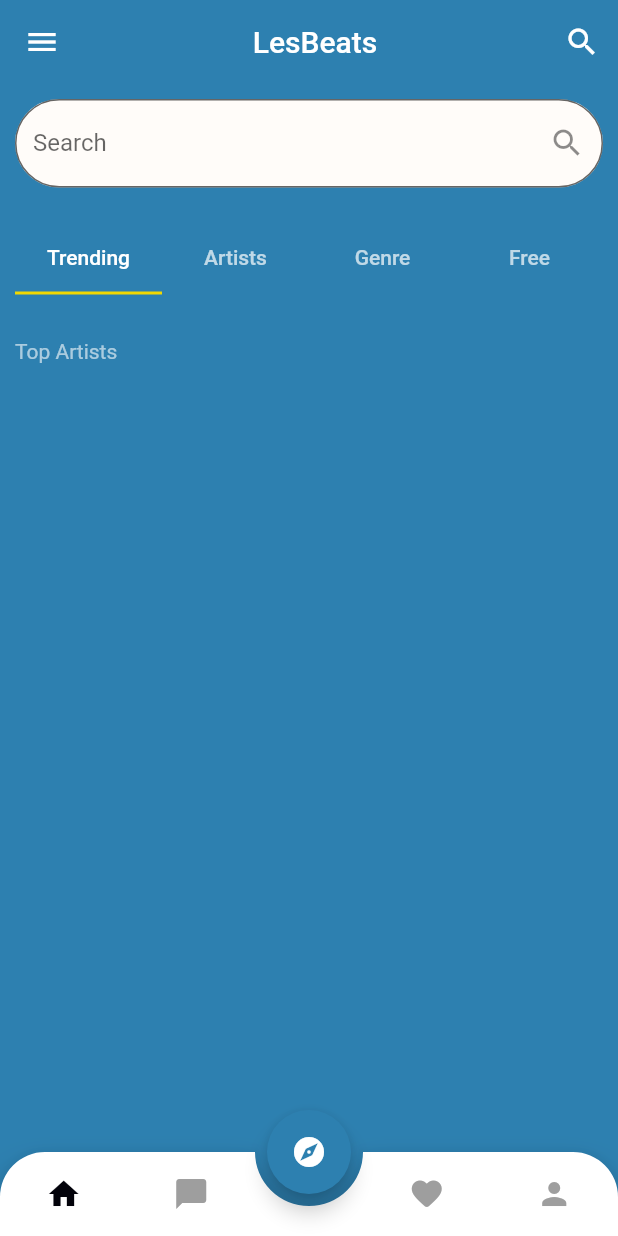
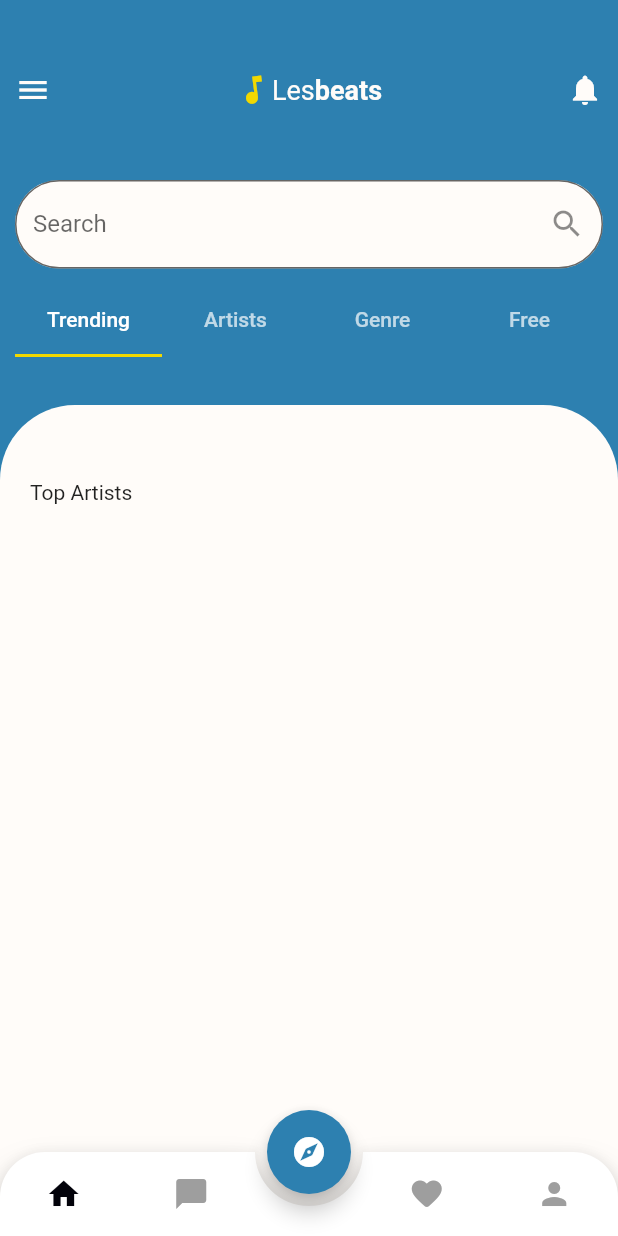
Before and after one commit to KNkoe/lesbeats-app, a Flutter app: the screen it shows after launch, on a phone screen of 412 x 824 dp. Run offline on Flutter 3.47's test engine with Material 2 defaults, Android fonts, the phone set to English and light mode, and no system bars; drawn by our look-alikes of animated_bottom_navigation_bar; our stand-ins replace google_fonts; Roboto replaces fonts that are missing (Jura).

Commit message:
dashboard UI

```diff
--- a/lesbeats/lib/screens/home/home.dart
+++ b/lesbeats/lib/screens/home/home.dart
@@ -33,27 +33,21 @@ class _MyHomePageState extends State<MyHomePage> {
   @override
   Widget build(BuildContext context) {
     return Scaffold(
-      backgroundColor: Theme.of(context).primaryColor,
-      appBar: AppBar(
-        elevation: 0,
-        backgroundColor: Colors.transparent,
-        centerTitle: true,
-        title: Row(
-          mainAxisAlignment: MainAxisAlignment.center,
-          children: const [
-            Text(
-              "Les",
-              style: TextStyle(),
-            ),
-            Text(
-              "Beats",
-              style: TextStyle(),
-            ),
-          ],
-        ),
-        actions: [IconButton(onPressed: () {}, icon: const Icon(Icons.search))],
-      ),
+      backgroundColor: Theme.of(context).backgroundColor,
       body: AnimatedSwitcher(
+          transitionBuilder: (child, animation) {
+            const begin = Offset(1.0, 0.0);
+            const end = Offset.zero;
+            const curve = Curves.ease;
+
+            var tween =
+                Tween(begin: begin, end: end).chain(CurveTween(curve: curve));
+
+            return SlideTransition(
+              position: animation.drive(tween),
+              child: child,
+            );
+          },
           duration: const Duration(seconds: 1),
           child: destination(selectedIndex)),
       floatingActionButton: FloatingActionButton(
--- a/lesbeats/lib/screens/home/widgets/dashboard/dashboard.dart
+++ b/lesbeats/lib/screens/home/widgets/dashboard/dashboard.dart
@@ -1,6 +1,6 @@
 import 'package:flutter/material.dart';
+import 'package:google_fonts/google_fonts.dart';
 import 'package:lesbeats/screens/home/widgets/dashboard/trending.dart';
-import 'package:lesbeats/widgets/responsive.dart';
 import 'package:lesbeats/widgets/theme.dart';
 
 class MyDashBoard extends StatefulWidget {
@@ -30,12 +30,60 @@ class _MyDashBoardState extends State<MyDashBoard> {
 
   @override
   Widget build(BuildContext context) {
-    return Container(
-      padding: const EdgeInsets.fromLTRB(10, 10, 10, 10),
+    return Stack(
+      children: [
+        Container(
+          decoration: BoxDecoration(color: Theme.of(context).primaryColor),
+          padding: const EdgeInsets.all(10),
           child: Column(
             children: [
+              Container(
+                padding: const EdgeInsets.only(top: 20),
+                height: 80,
+                child: Row(
+                  mainAxisAlignment: MainAxisAlignment.spaceBetween,
+                  children: [
+                    Icon(
+                      Icons.menu,
+                      color: Theme.of(context).backgroundColor,
+                    ),
+                    Row(
+                      children: [
+                        Transform.rotate(
+                            angle: 25,
+                            child: const Icon(
+                              Icons.music_note,
+                              color: yellow,
+                            )),
+                        Text(
+                          "Les",
+                          style: TextStyle(
+                              fontSize: 18,
+                              fontFamily: GoogleFonts.jura().fontFamily,
+                              color: Theme.of(context).backgroundColor),
+                        ),
+                        Text(
+                          "beats",
+                          style: TextStyle(
+                              fontWeight: FontWeight.w700,
+                              fontSize: 18,
+                              fontFamily: GoogleFonts.jura().fontFamily,
+                              color: Theme.of(context).backgroundColor),
+                        ),
+                      ],
+                    ),
+                    Icon(
+                      Icons.notifications,
+                      color: Theme.of(context).backgroundColor,
+                    )
+                  ],
+                ),
+              ),
+              const SizedBox(
+                height: 30,
+              ),
               SizedBox(
-            height: screenSize(context).height * 0.1,
+                height: 70,
                 child: TextField(
                   decoration: InputDecoration(
                       label: const Text("Search"),
@@ -68,9 +116,35 @@ class _MyDashBoardState extends State<MyDashBoard> {
                       )
                     ]),
               ),
-          selectedTab(selectedIndex)
             ],
           ),
+        ),
+        Column(
+          children: [
+            const SizedBox(
+              height: 230,
+            ),
+            Expanded(
+              child: Container(
+                  margin: const EdgeInsets.only(top: 40),
+                  width: double.infinity,
+                  decoration: BoxDecoration(
+                      color: Theme.of(context).backgroundColor,
+                      borderRadius: const BorderRadius.only(
+                          topLeft: Radius.circular(50),
+                          topRight: Radius.circular(50))),
+                  child: Column(
+                    children: [
+                      const SizedBox(
+                        height: 50,
+                      ),
+                      selectedTab(selectedIndex),
+                    ],
+                  )),
+            ),
+          ],
+        ),
+      ],
     );
   }
 }
--- a/lesbeats/lib/screens/home/widgets/dashboard/trending.dart
+++ b/lesbeats/lib/screens/home/widgets/dashboard/trending.dart
@@ -9,28 +9,25 @@ class TrendingPage extends StatefulWidget {
 }
 
 class _TrendingPageState extends State<TrendingPage> {
+  List<String> artists = ["Mjo", "Funky", "Goodey", "Delicous", "Vicous"];
+
   @override
   Widget build(BuildContext context) {
     return Container(
-      padding: const EdgeInsets.only(top: 30),
+      padding: const EdgeInsets.only(left: 20),
       child: Column(
-        children: [
-          Column(
         crossAxisAlignment: CrossAxisAlignment.start,
         children: [
           const Text(
             "Top Artists",
-                style: TextStyle(color: Colors.white60),
           ),
           SizedBox(
             height: screenSize(context).height * 0.1,
             child: ListView(
               scrollDirection: Axis.horizontal,
-                  children: [],
+              children: const [],
             ),
           ),
-            ],
-          )
         ],
       ),
     );
--- a/lesbeats/lib/widgets/theme.dart
+++ b/lesbeats/lib/widgets/theme.dart
@@ -16,3 +16,12 @@ ThemeData lightTheme = ThemeData(
         const FloatingActionButtonThemeData(backgroundColor: starCommandblue),
     primaryColor: starCommandblue,
     backgroundColor: babypowder);
+
+const LinearGradient backgroundGradient = LinearGradient(
+    begin: Alignment.bottomLeft,
+    end: Alignment.topRight,
+    colors: [Color(0xff0093E9), starCommandblue]);
+
+
+// background-color: #0093E9;
+// background-image: linear-gradient(160deg, #0093E9 0%, #80D0C7 100%);
```
Lines whose indentation alone changed are shown as unchanged.
